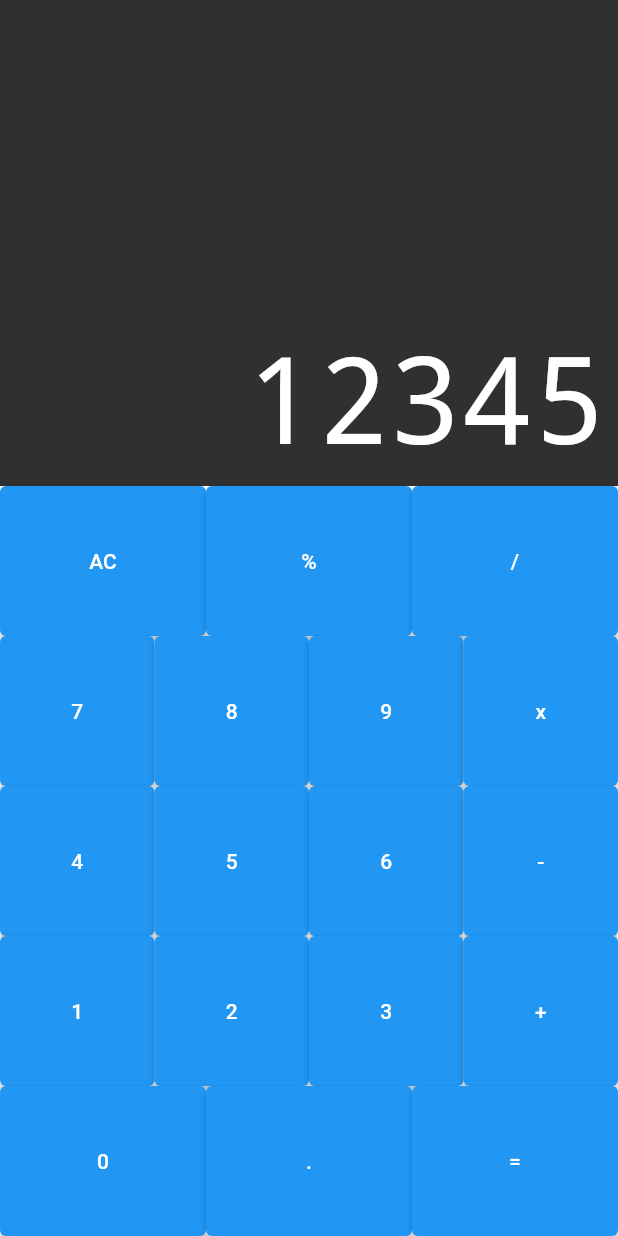
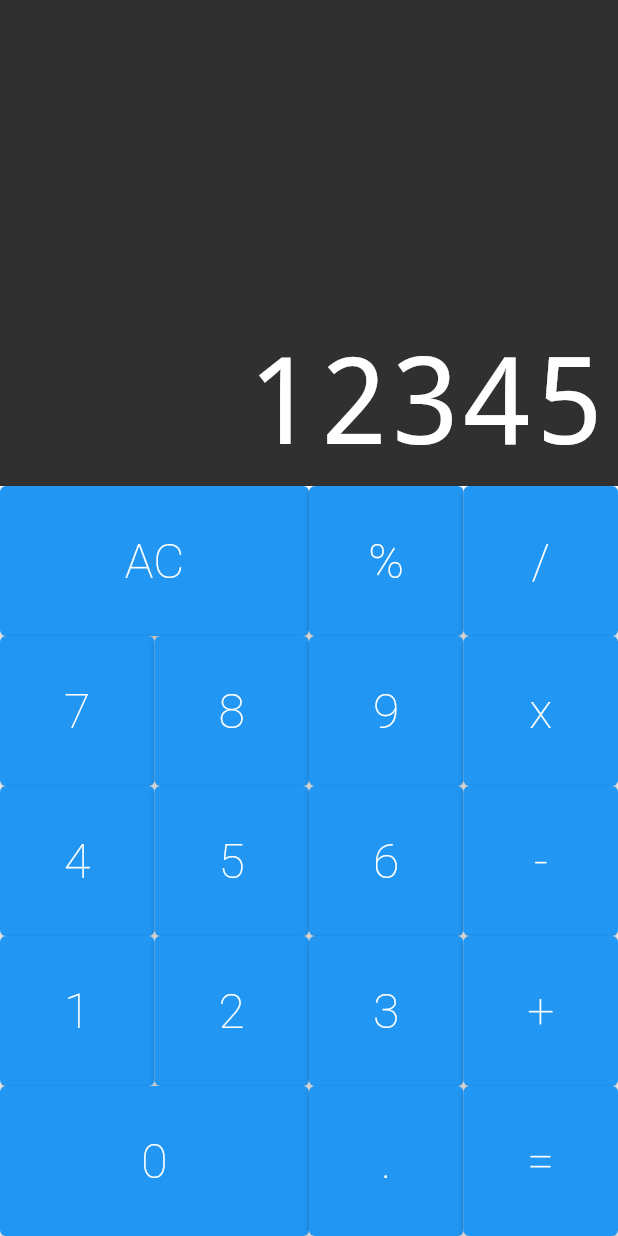
Before and after one commit to s7Thiago/flutter-calculator, a Flutter app: the screen it shows after launch, on a phone screen of 412 x 824 dp. Run offline on Flutter 3.47's test engine with Material 2 defaults, Android fonts, the phone set to English and light mode, and no system bars; drawn by our look-alikes of auto_size_text.

Commit message:
Adding style to button text

```diff
--- a/lib/components/button.dart
+++ b/lib/components/button.dart
@@ -2,15 +2,27 @@ import 'package:flutter/material.dart';
 
 class Button extends StatelessWidget {
   final String text;
+  final bool big;
 
-  const Button({Key? key, required this.text}) : super(key: key);
+  const Button({
+    Key? key,
+    required this.text,
+    this.big = false,
+  }) : super(key: key);
 
   @override
   Widget build(BuildContext context) {
     return Expanded(
-      flex: 1,
+      flex: big ? 2 : 1,
       child: ElevatedButton(
-        child: Text(text),
+        child: Text(
+          text,
+          style: const TextStyle(
+            fontSize: 32,
+            color: Colors.white,
+            fontWeight: FontWeight.w200,
+          ),
+        ),
         onPressed: () {},
       ),
     );
--- a/lib/components/keyboard.dart
+++ b/lib/components/keyboard.dart
@@ -14,7 +14,7 @@ class Keyboard extends StatelessWidget {
         children: [
           const ButtonRow(
             buttons: [
-              Button(text: 'AC'),
+              Button(text: 'AC', big: true),
               Button(text: '%'),
               Button(text: '/'),
             ],
@@ -45,7 +45,7 @@ class Keyboard extends StatelessWidget {
           ),
           const ButtonRow(
             buttons: [
-              Button(text: '0'),
+              Button(text: '0', big: true),
               Button(text: '.'),
               Button(text: '='),
             ],
```
